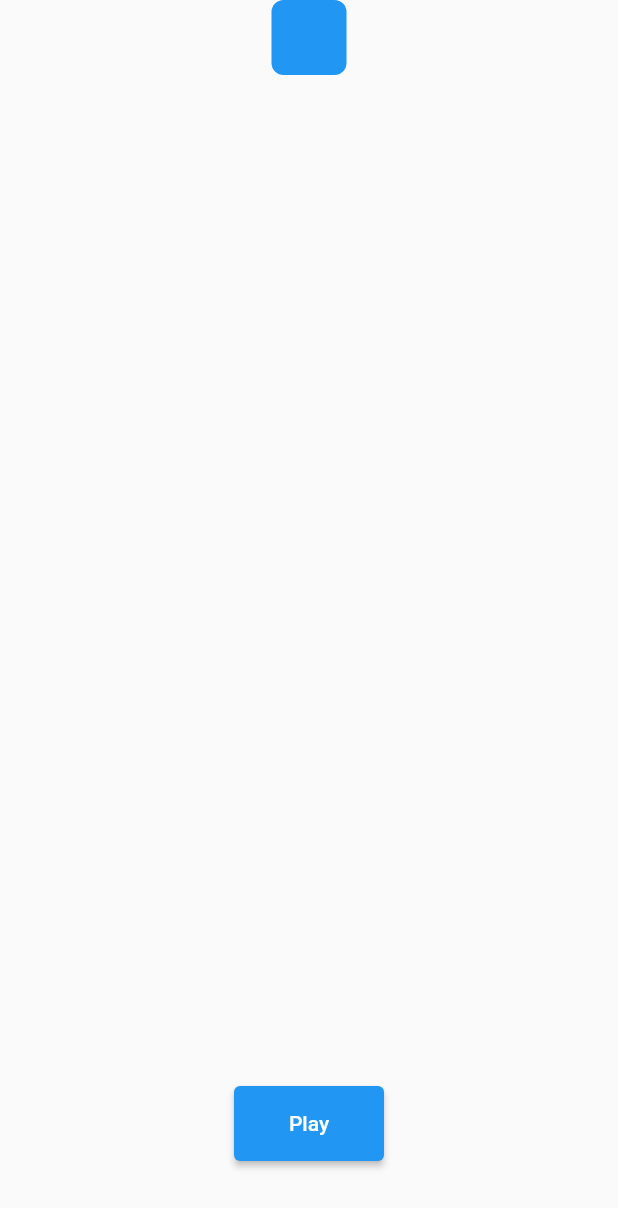
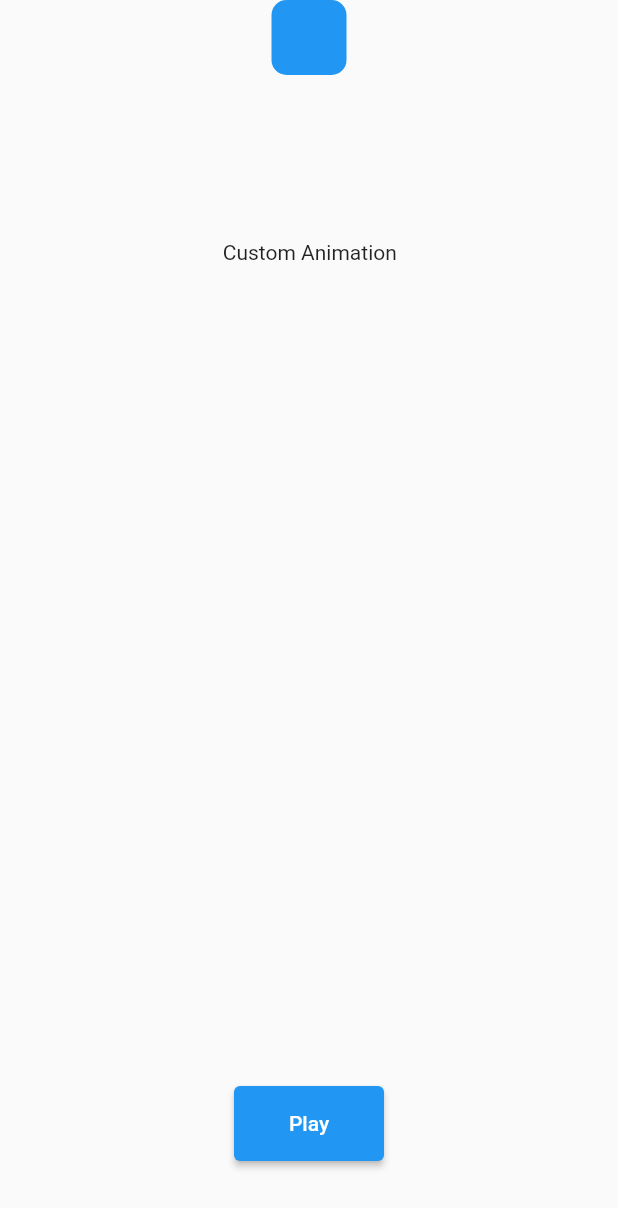
Before and after one commit to Magoulo/Flutter-Animation, a Flutter app: the screen it shows after launch, after a tap on "Custom", on a phone screen of 412 x 824 dp. Shown: the top 1208 px of the screen. Run offline on Flutter 3.47's test engine with Material 2 defaults, Android fonts, the light colour scheme and no system bars; our stand-ins replace lottie.

Commit message:
Done with Custom Animation

```diff
--- a/flutter_animation/lib/screens/customAnimation.dart
+++ b/flutter_animation/lib/screens/customAnimation.dart
@@ -1,7 +1,4 @@
-import 'dart:ffi';
-
 import 'package:flutter/material.dart';
-import 'package:lottie/lottie.dart';
 
 class CustomAnimationScreen extends StatefulWidget {
   const CustomAnimationScreen({super.key});
@@ -12,29 +9,53 @@ class CustomAnimationScreen extends StatefulWidget {
 
 class _CustomAnimationScreenState extends State<CustomAnimationScreen>
     with TickerProviderStateMixin {
-  late final AnimationController _positionController;
-  late final AnimationController _colorController;
-  late final AnimationController _scaleController;
-  late final AnimationController _opacityController;
+  late final AnimationController _controller;
 
+  late final Animation<Color?> _colorAnimation;
+  late final Animation<double> _opacityAnimation;
   late final Animation<double> _positionAnimation;
-  late final Animation<Color?> _colorAnimation;
   late final Animation<double> _scaleYTweenSequence;
   late final Animation<double> _scaleXTweenSequence;
-  late final Animation<double> _opacityAnimation;
 
   @override
   void initState() {
     super.initState();
 
-    _positionController =
-        AnimationController(vsync: this, duration: const Duration(seconds: 5));
-    _colorController =
-        AnimationController(vsync: this, duration: const Duration(seconds: 5));
-    _scaleController =
-        AnimationController(vsync: this, duration: const Duration(seconds: 5));
-    _opacityController =
-        AnimationController(vsync: this, duration: const Duration(seconds: 5));
+    _controller =
+        AnimationController(vsync: this, duration: const Duration(seconds: 4));
+
+    _colorAnimation = TweenSequence<Color?>(
+      <TweenSequenceItem<Color?>>[
+        TweenSequenceItem<Color?>(
+          tween: ColorTween(begin: Colors.blue, end: Colors.purple),
+          weight: 0.2,
+        ),
+        TweenSequenceItem<Color?>(
+          tween: ColorTween(begin: Colors.purple, end: Colors.red),
+          weight: 0.2,
+        ),
+        TweenSequenceItem<Color?>(
+          tween: ColorTween(begin: Colors.red, end: Colors.yellow),
+          weight: 0.2,
+        ),
+        TweenSequenceItem<Color?>(
+          tween: ColorTween(begin: Colors.yellow, end: Colors.green),
+          weight: 0.2,
+        ),
+        TweenSequenceItem<Color?>(
+          tween: ColorTween(begin: Colors.green, end: Colors.blue),
+          weight: 0.2,
+        ),
+      ],
+    ).animate(_controller);
+    _opacityAnimation = TweenSequence<double>([
+      TweenSequenceItem(tween: Tween(begin: 0.0, end: 0.0), weight: 24),
+      TweenSequenceItem(tween: Tween(begin: 0.0, end: 1.0), weight: 5),
+      TweenSequenceItem(tween: Tween(begin: 1.0, end: 0.0), weight: 5),
+      TweenSequenceItem(tween: Tween(begin: 0.0, end: 0.0), weight: 42),
+      TweenSequenceItem(tween: Tween(begin: 0.0, end: 1.0), weight: 5),
+      TweenSequenceItem(tween: Tween(begin: 1.0, end: 1.0), weight: 20),
+    ]).animate(_controller);
 
     _positionAnimation = TweenSequence<double>(
       <TweenSequenceItem<double>>[
@@ -64,41 +85,7 @@ class _CustomAnimationScreenState extends State<CustomAnimationScreen>
           weight: 25.0,
         ),
       ],
-    ).animate(_positionController);
-
-    _colorAnimation = TweenSequence<Color?>(
-      <TweenSequenceItem<Color?>>[
-        TweenSequenceItem<Color?>(
-          tween: ColorTween(begin: Colors.blue, end: Colors.purple),
-          weight: 0.2,
-        ),
-        TweenSequenceItem<Color?>(
-          tween: ColorTween(begin: Colors.purple, end: Colors.red),
-          weight: 0.2,
-        ),
-        TweenSequenceItem<Color?>(
-          tween: ColorTween(begin: Colors.red, end: Colors.yellow),
-          weight: 0.2,
-        ),
-        TweenSequenceItem<Color?>(
-          tween: ColorTween(begin: Colors.yellow, end: Colors.green),
-          weight: 0.2,
-        ),
-        TweenSequenceItem<Color?>(
-          tween: ColorTween(begin: Colors.green, end: Colors.blue),
-          weight: 0.2,
-        ),
-      ],
-    ).animate(_colorController);
-
-    _opacityAnimation = TweenSequence<double>([
-      TweenSequenceItem(tween: Tween(begin: 0.0, end: 0.0), weight: 24),
-      TweenSequenceItem(tween: Tween(begin: 0.0, end: 1.0), weight: 5),
-      TweenSequenceItem(tween: Tween(begin: 1.0, end: 0.0), weight: 5), //67
-      TweenSequenceItem(tween: Tween(begin: 0.0, end: 0.0), weight: 42),
-      TweenSequenceItem(tween: Tween(begin: 0.0, end: 1.0), weight: 5),
-      TweenSequenceItem(tween: Tween(begin: 1.0, end: 1.0), weight: 20),
-    ]).animate(_positionController);
+    ).animate(_controller);
 
     _scaleYTweenSequence = TweenSequence<double>(
       [
@@ -148,7 +135,7 @@ class _CustomAnimationScreenState extends State<CustomAnimationScreen>
           weight: 10,
         ),
       ],
-    ).animate(_scaleController);
+    ).animate(_controller);
 
     _scaleXTweenSequence = TweenSequence<double>(
       [
@@ -198,28 +185,18 @@ class _CustomAnimationScreenState extends State<CustomAnimationScreen>
           weight: 10,
         ),
       ],
-    ).animate(_colorController);
+    ).animate(_controller);
   }
 
   @override
   void dispose() {
-    _positionController.dispose();
-    _colorController.dispose();
-    _scaleController.dispose();
-    _opacityController.dispose();
+    _controller.dispose();
     super.dispose();
   }
 
   void _startAnimation() {
-    _positionController.reset();
-    _colorController.reset();
-    _scaleController.reset();
-    _opacityController.reset();
-
-    _positionController.forward();
-    _colorController.forward();
-    _scaleController.forward();
-    _opacityController.forward();
+    _controller.reset();
+    _controller.forward();
   }
 
   @override
@@ -227,15 +204,15 @@ class _CustomAnimationScreenState extends State<CustomAnimationScreen>
     return MaterialApp(
       home: Scaffold(
         body: Stack(children: [
-          /*const Align(
-                alignment: FractionalOffset.topCenter,
-                child: Text(
-                  'Api Animation',
-                ),
-              ),*/
+          Positioned(
+            left: MediaQuery.of(context).size.width / 2 - 115 / 2,
+            top: 160,
+            child: const Text(
+              'Custom Animation',
+            ),
+          ),
           AnimatedBuilder(
-            animation: Listenable.merge(
-                [_positionController, _colorController, _scaleController]),
+            animation: _controller,
             builder: (context, child) {
               return Positioned(
                 top: _positionAnimation.value - _scaleYTweenSequence.value + 50,
@@ -246,16 +223,18 @@ class _CustomAnimationScreenState extends State<CustomAnimationScreen>
                   height: _scaleYTweenSequence.value,
                   decoration: BoxDecoration(
                       color: _colorAnimation.value,
-                      borderRadius: BorderRadius.circular(8)),
+                      borderRadius: BorderRadius.circular(10)),
                 ),
               );
             },
           ),
           AnimatedBuilder(
-            animation: Listenable.merge([_opacityController]),
+            animation: _controller,
             builder: (context, child) {
               return Positioned(
-                  left: MediaQuery.of(context).size.width / 2 - 150 / 2,
+                  left: MediaQuery.of(context).size.width /
+                          2 - /*(object width = 150)*/
+                      150 / 2,
                   top: 450,
                   child: SizedBox(
                     width: 150,
```
